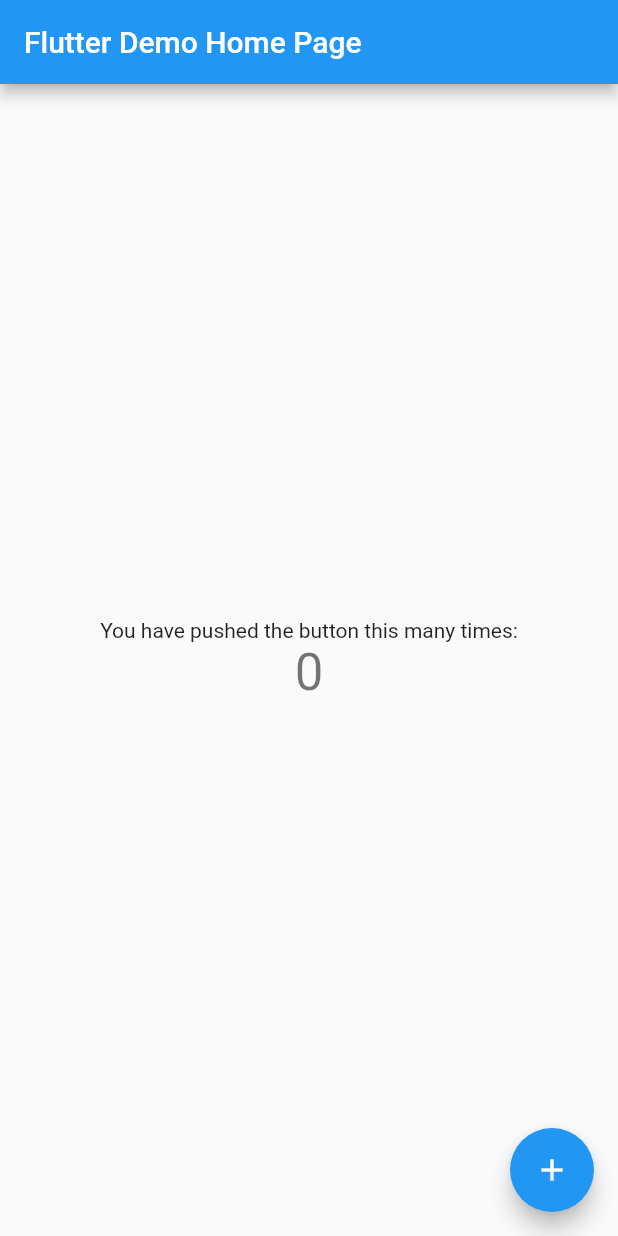
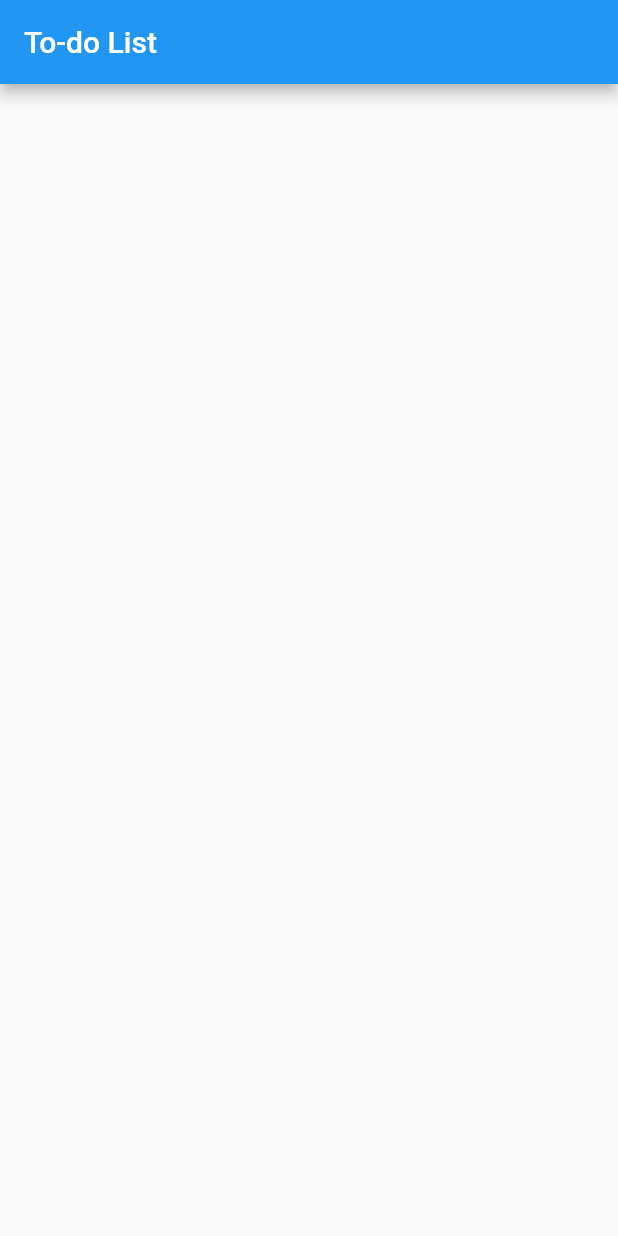
Before and after one commit to K-Sato1995/flutter_play_ground, a Flutter app: the screen it shows after launch, on a phone screen of 412 x 824 dp. Run offline on Flutter 3.47's test engine with Material 2 defaults, Android fonts, the phone set to English and light mode, and no system bars.

```diff
--- a/lib/main.dart
+++ b/lib/main.dart
@@ -1,115 +1,19 @@
 import 'package:flutter/material.dart';
 
 void main() {
-  runApp(const MyApp());
+  runApp(const TodoApp());
 }
 
-class MyApp extends StatelessWidget {
-  const MyApp({Key? key}) : super(key: key);
-
-  // This widget is the root of your application.
+class TodoApp extends StatelessWidget {
+  const TodoApp({Key? key}) : super(key: key);
   @override
   Widget build(BuildContext context) {
+    // app layout
     return MaterialApp(
-      title: 'Flutter Demo',
-      theme: ThemeData(
-        // This is the theme of your application.
-        //
-        // Try running your application with "flutter run". You'll see the
-        // application has a blue toolbar. Then, without quitting the app, try
-        // changing the primarySwatch below to Colors.green and then invoke
-        // "hot reload" (press "r" in the console where you ran "flutter run",
-        // or simply save your changes to "hot reload" in a Flutter IDE).
-        // Notice that the counter didn't reset back to zero; the application
-        // is not restarted.
-        primarySwatch: Colors.blue,
+        home: Scaffold(
+      appBar: AppBar(
+        title: const Text("To-do List"),
       ),
-      home: const MyHomePage(title: 'Flutter Demo Home Page'),
-    );
+    ));
   }
 }
-
-class MyHomePage extends StatefulWidget {
-  const MyHomePage({Key? key, required this.title}) : super(key: key);
-
-  // This widget is the home page of your application. It is stateful, meaning
-  // that it has a State object (defined below) that contains fields that affect
-  // how it looks.
-
-  // This class is the configuration for the state. It holds the values (in this
-  // case the title) provided by the parent (in this case the App widget) and
-  // used by the build method of the State. Fields in a Widget subclass are
-  // always marked "final".
-
-  final String title;
-
-  @override
-  State<MyHomePage> createState() => _MyHomePageState();
-}
-
-class _MyHomePageState extends State<MyHomePage> {
-  int _counter = 0;
-
-  void _incrementCounter() {
-    setState(() {
-      // This call to setState tells the Flutter framework that something has
-      // changed in this State, which causes it to rerun the build method below
-      // so that the display can reflect the updated values. If we changed
-      // _counter without calling setState(), then the build method would not be
-      // called again, and so nothing would appear to happen.
-      _counter++;
-    });
-  }
-
-  @override
-  Widget build(BuildContext context) {
-    // This method is rerun every time setState is called, for instance as done
-    // by the _incrementCounter method above.
-    //
-    // The Flutter framework has been optimized to make rerunning build methods
-    // fast, so that you can just rebuild anything that needs updating rather
-    // than having to individually change instances of widgets.
-    return Scaffold(
-      appBar: AppBar(
-        // Here we take the value from the MyHomePage object that was created by
-        // the App.build method, and use it to set our appbar title.
-        title: Text(widget.title),
-      ),
-      body: Center(
-        // Center is a layout widget. It takes a single child and positions it
-        // in the middle of the parent.
-        child: Column(
-          // Column is also a layout widget. It takes a list of children and
-          // arranges them vertically. By default, it sizes itself to fit its
-          // children horizontally, and tries to be as tall as its parent.
-          //
-          // Invoke "debug painting" (press "p" in the console, choose the
-          // "Toggle Debug Paint" action from the Flutter Inspector in Android
-          // Studio, or the "Toggle Debug Paint" command in Visual Studio Code)
-          // to see the wireframe for each widget.
-          //
-          // Column has various properties to control how it sizes itself and
-          // how it positions its children. Here we use mainAxisAlignment to
-          // center the children vertically; the main axis here is the vertical
-          // axis because Columns are vertical (the cross axis would be
-          // horizontal).
-          mainAxisAlignment: MainAxisAlignment.center,
-          children: <Widget>[
-            const Text(
-              'You have pushed the button this many times:',
-            ),
-            Text(
-              '$_counter',
-              style: Theme.of(context).textTheme.headline4,
-            ),
-          ],
-        ),
-      ),
-      floatingActionButton: FloatingActionButton(
-        onPressed: _incrementCounter,
-        tooltip: 'Increment',
-        child: const Icon(Icons.add),
-      ), // This trailing comma makes auto-formatting nicer for build methods.
-    );
-  }
-}
```
